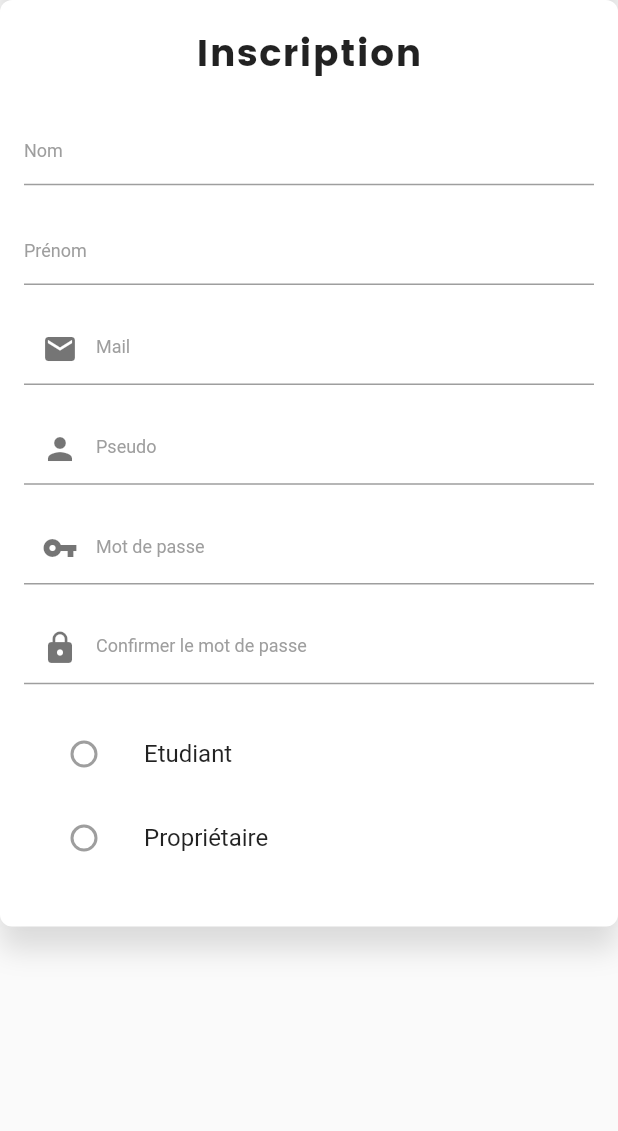
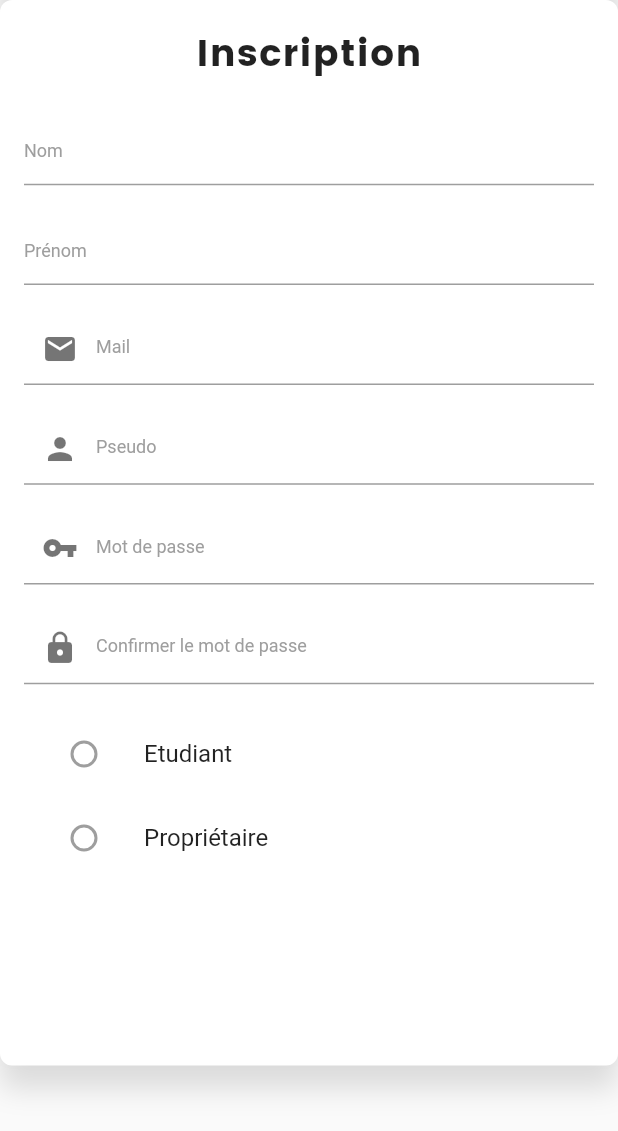
Before and after one commit to theejkb/ywy_app, a Flutter app: the SignUpCardWidget widget shown alone on an empty page, opened directly, on a phone screen of 412 x 824 dp. Shown: the top 1131 px of the screen. Run offline on Flutter 3.47's test engine with Material 2 defaults, Android fonts, the phone set to English and light mode, and no system bars; our stand-ins replace curved_navigation_bar, flutter_screenutil, page_transition; missing offline and left inert: icon_shadow.

Commit message:
Update signUpCardWidget.dart

```diff
--- a/lib/ui/widgets/signUpCardWidget.dart
+++ b/lib/ui/widgets/signUpCardWidget.dart
@@ -6,7 +6,7 @@ class SignUpCardWidget extends StatelessWidget {
   Widget build(BuildContext context) {
     return new Container(
       width: double.infinity,
-      height: ScreenUtil.getInstance().setHeight(1000),
+      height: ScreenUtil.getInstance().setHeight(1150),
       decoration: BoxDecoration(
           color: Colors.white,
           borderRadius: BorderRadius.circular(8.0),
```
